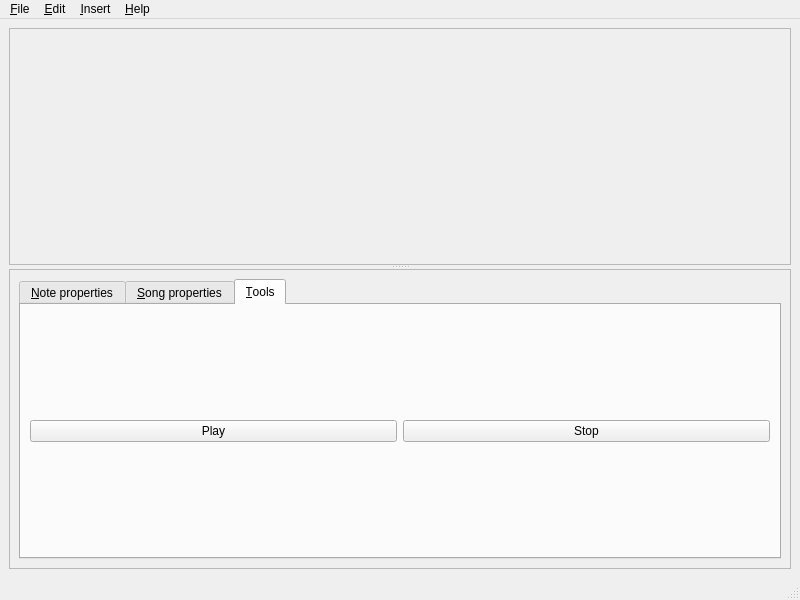
Before: the Qt Designer form editor.ui in performous/composer, drawn with Qt 5.
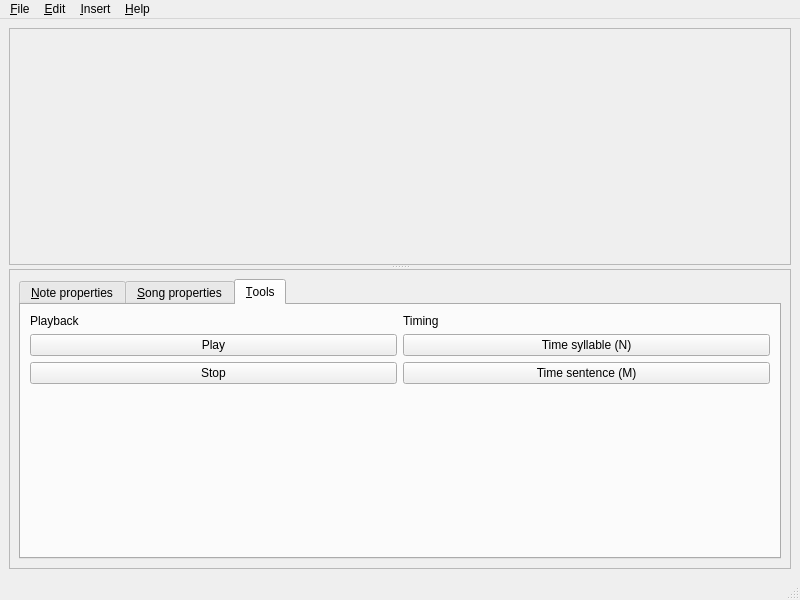
After: the same form once the commit is applied. The open tabs and pages were chosen to show the change.

Commit message:
Initial "timing during playback" implementation.
Weight on the word initial.

Diff of the .ui file:
```diff
--- a/editor.ui
+++ b/editor.ui
@@ -321,6 +321,20 @@
            </attribute>
            <layout class="QGridLayout" name="gridLayout_6">
             <item row="0" column="0">
+             <widget class="QLabel" name="label_11">
+              <property name="text">
+               <string>Playback</string>
+              </property>
+             </widget>
+            </item>
+            <item row="0" column="1">
+             <widget class="QLabel" name="label_12">
+              <property name="text">
+               <string>Timing</string>
+              </property>
+             </widget>
+            </item>
+            <item row="1" column="0">
              <widget class="QPushButton" name="cmdPlay">
               <property name="toolTip">
                <string>Start playing the music file.</string>
@@ -330,7 +344,20 @@
               </property>
              </widget>
             </item>
-            <item row="0" column="1">
+            <item row="1" column="1">
+             <widget class="QPushButton" name="cmdTimeSyllable">
+              <property name="toolTip">
+               <string>Set selected note start to cursor position.</string>
+              </property>
+              <property name="text">
+               <string>Time syllable (N)</string>
+              </property>
+              <property name="shortcut">
+               <string>N</string>
+              </property>
+             </widget>
+            </item>
+            <item row="2" column="0">
              <widget class="QPushButton" name="cmdStop">
               <property name="toolTip">
                <string>Stop the music.</string>
@@ -340,6 +367,32 @@
               </property>
              </widget>
             </item>
+            <item row="2" column="1">
+             <widget class="QPushButton" name="cmdTimeSentence">
+              <property name="toolTip">
+               <string>Set selected note start to cursor position and move to next sentence start.</string>
+              </property>
+              <property name="text">
+               <string>Time sentence (M)</string>
+              </property>
+              <property name="shortcut">
+               <string>M</string>
+              </property>
+             </widget>
+            </item>
+            <item row="3" column="0">
+             <spacer name="verticalSpacer_3">
+              <property name="orientation">
+               <enum>Qt::Vertical</enum>
+              </property>
+              <property name="sizeHint" stdset="0">
+               <size>
+                <width>20</width>
+                <height>40</height>
+               </size>
+              </property>
+             </spacer>
+            </item>
            </layout>
           </widget>
          </widget>
```
Left out of the diff: 2 changed lines with no effect on the pictures. The commit also changes 3 other files.
